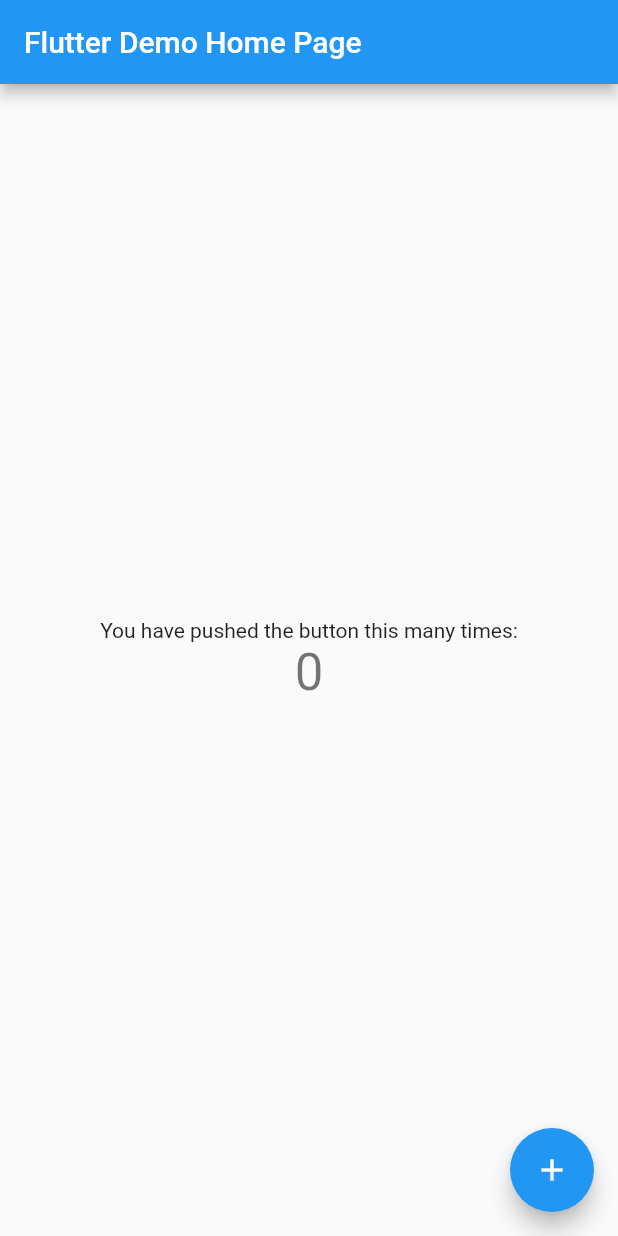
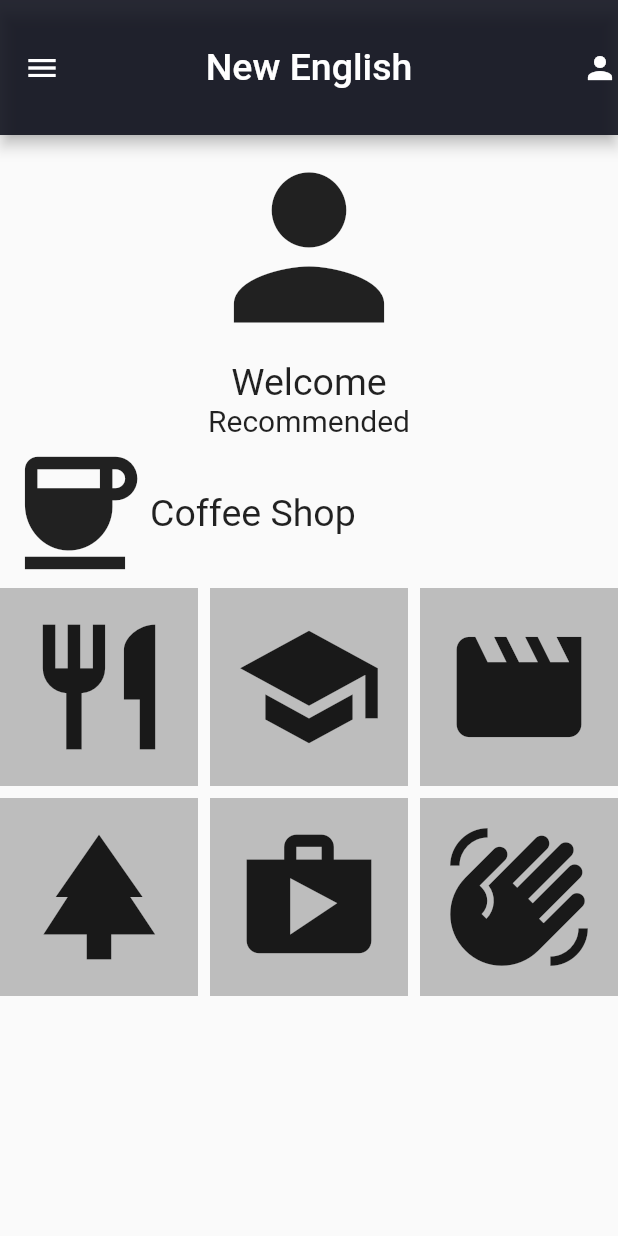
Before and after one commit to Campus-Angical/newenglish, a Flutter app: the screen it shows after launch, on a phone screen of 412 x 824 dp. Run offline on Flutter 3.47's test engine with Material 2 defaults, Android fonts, the phone set to English and light mode, and no system bars.

Commit message:
Adiciona informações da página inicial de forma estática

```diff
--- a/lib/main.dart
+++ b/lib/main.dart
@@ -1,115 +1,50 @@
 import 'package:flutter/material.dart';
 
 void main() {
-  runApp(const MyApp());
+  runApp(const MaterialApp(
+    home: HomePage(),
+  ));
 }
 
-class MyApp extends StatelessWidget {
-  const MyApp({Key? key}) : super(key: key);
+class HomePage extends StatelessWidget {
+  const HomePage({Key? key}) : super(key: key);
 
-  // This widget is the root of your application.
   @override
   Widget build(BuildContext context) {
-    return MaterialApp(
-      title: 'Flutter Demo',
-      theme: ThemeData(
-        // This is the theme of your application.
-        //
-        // Try running your application with "flutter run". You'll see the
-        // application has a blue toolbar. Then, without quitting the app, try
-        // changing the primarySwatch below to Colors.green and then invoke
-        // "hot reload" (press "r" in the console where you ran "flutter run",
-        // or simply save your changes to "hot reload" in a Flutter IDE).
-        // Notice that the counter didn't reset back to zero; the application
-        // is not restarted.
-        primarySwatch: Colors.blue,
+    return Scaffold(
+      appBar: AppBar(
+          toolbarHeight: 90,
+          title: Text("New English", style: TextStyle(fontSize: 25)),
+          centerTitle: true,
+          backgroundColor: Color.fromARGB(223, 10, 12, 24),
+          actions: [Icon(Icons.person)]),
+      drawer: Drawer(),
+      body: Column(
+        children: [
+          Column(
+            children: [
+              Icon(Icons.person, size: 150),
+              Text("Welcome", style: TextStyle(fontSize: 25),),
+            ],
+          ),
+          Text("Recommended", style: TextStyle(fontSize: 20),),
+          Row(children: [
+            Icon(Icons.coffee, size: 100,),
+            Text("Coffee Shop", style: TextStyle(fontSize: 25),),
+          ],),
+          Expanded(
+            child: GridView(gridDelegate: SliverGridDelegateWithFixedCrossAxisCount(crossAxisCount: 3, mainAxisSpacing: 8, crossAxisSpacing: 8),
+            children: [
+              Container(child: Icon(Icons.restaurant, size: 100), color: Colors.grey[400],),
+              Container(child: Icon(Icons.school, size: 100), color: Colors.grey[400],),
+              Container(child: Icon(Icons.movie, size: 100), color: Colors.grey[400],),
+              Container(child: Icon(Icons.park, size: 100), color: Colors.grey[400],),
+              Container(child: Icon(Icons.shop, size: 100), color: Colors.grey[400],),
+              Container(child: Icon(Icons.waving_hand, size: 100), color: Colors.grey[400],),
+            ],),
+          )
+        ],
       ),
-      home: const MyHomePage(title: 'Flutter Demo Home Page'),
     );
   }
 }
-
-class MyHomePage extends StatefulWidget {
-  const MyHomePage({Key? key, required this.title}) : super(key: key);
-
-  // This widget is the home page of your application. It is stateful, meaning
-  // that it has a State object (defined below) that contains fields that affect
-  // how it looks.
-
-  // This class is the configuration for the state. It holds the values (in this
-  // case the title) provided by the parent (in this case the App widget) and
-  // used by the build method of the State. Fields in a Widget subclass are
-  // always marked "final".
-
-  final String title;
-
-  @override
-  State<MyHomePage> createState() => _MyHomePageState();
-}
-
-class _MyHomePageState extends State<MyHomePage> {
-  int _counter = 0;
-
-  void _incrementCounter() {
-    setState(() {
-      // This call to setState tells the Flutter framework that something has
-      // changed in this State, which causes it to rerun the build method below
-      // so that the display can reflect the updated values. If we changed
-      // _counter without calling setState(), then the build method would not be
-      // called again, and so nothing would appear to happen.
-      _counter++;
-    });
-  }
-
-  @override
-  Widget build(BuildContext context) {
-    // This method is rerun every time setState is called, for instance as done
-    // by the _incrementCounter method above.
-    //
-    // The Flutter framework has been optimized to make rerunning build methods
-    // fast, so that you can just rebuild anything that needs updating rather
-    // than having to individually change instances of widgets.
-    return Scaffold(
-      appBar: AppBar(
-        // Here we take the value from the MyHomePage object that was created by
-        // the App.build method, and use it to set our appbar title.
-        title: Text(widget.title),
-      ),
-      body: Center(
-        // Center is a layout widget. It takes a single child and positions it
-        // in the middle of the parent.
-        child: Column(
-          // Column is also a layout widget. It takes a list of children and
-          // arranges them vertically. By default, it sizes itself to fit its
-          // children horizontally, and tries to be as tall as its parent.
-          //
-          // Invoke "debug painting" (press "p" in the console, choose the
-          // "Toggle Debug Paint" action from the Flutter Inspector in Android
-          // Studio, or the "Toggle Debug Paint" command in Visual Studio Code)
-          // to see the wireframe for each widget.
-          //
-          // Column has various properties to control how it sizes itself and
-          // how it positions its children. Here we use mainAxisAlignment to
-          // center the children vertically; the main axis here is the vertical
-          // axis because Columns are vertical (the cross axis would be
-          // horizontal).
-          mainAxisAlignment: MainAxisAlignment.center,
-          children: <Widget>[
-            const Text(
-              'You have pushed the button this many times:',
-            ),
-            Text(
-              '$_counter',
-              style: Theme.of(context).textTheme.headline4,
-            ),
-          ],
-        ),
-      ),
-      floatingActionButton: FloatingActionButton(
-        onPressed: _incrementCounter,
-        tooltip: 'Increment',
-        child: const Icon(Icons.add),
-      ), // This trailing comma makes auto-formatting nicer for build methods.
-    );
-  }
-}
```
